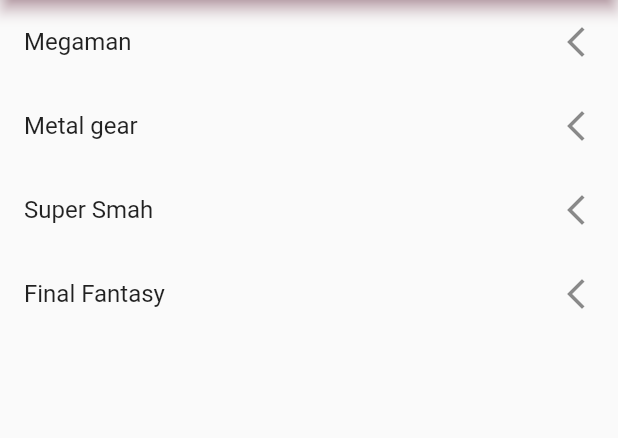
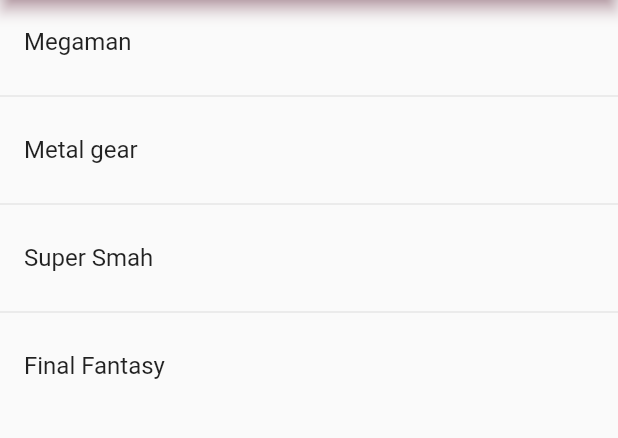
Before and after one commit to JuliethAnarosa/Flutter, a Flutter app: the screen it shows after launch, on a phone screen of 412 x 824 dp, the part 84-522 px from its top. Run offline on Flutter 3.47's test engine with Material 2 defaults, Android fonts, the phone set to English and light mode, and no system bars.

Commit message:
ontap, list works

```diff
--- a/flutter_application_v1/lib/main.dart
+++ b/flutter_application_v1/lib/main.dart
@@ -1,5 +1,5 @@
 import 'package:flutter/material.dart';
-import 'package:flutter_application_v1/screens/listview1_screen.dart';
+import 'package:flutter_application_v1/screens/listview2_screen.dart';
 
 void main() {
   runApp(const MyApp());
@@ -14,7 +14,7 @@
     return MaterialApp(
       debugShowCheckedModeBanner: false,
       title: 'Material App',
-      home: ListView1Screen(),
+      home: ListView2Screen(),
     );
   }
 }
--- /dev/null
+++ b/flutter_application_v1/lib/screens/listview2_screen.dart
@@ -0,0 +1,33 @@
+import 'package:flutter/material.dart';
+
+class ListView2Screen extends StatelessWidget {
+  final options = const [
+    'Megaman',
+    'Metal gear',
+    'Super Smah',
+    'Final Fantasy'
+  ];
+  const ListView2Screen({Key? key}) : super(key: key);
+
+  @override
+  Widget build(BuildContext context) {
+    return Scaffold(
+      appBar: AppBar(
+        title: const Text('ListView Bar'),
+        backgroundColor: Colors.pink.shade300,
+        shadowColor: Color.fromARGB(255, 199, 130, 153),
+      ),
+      body: ListView.separated(
+        separatorBuilder: (_, __) => const Divider(),
+        itemCount: options.length,
+        itemBuilder: (context, index) => ListTile(
+          title: Text(options[index]),
+          onTap: () {
+            final game = options[index];
+            print(game);
+          },
+        ),
+      ),
+    );
+  }
+}
```
